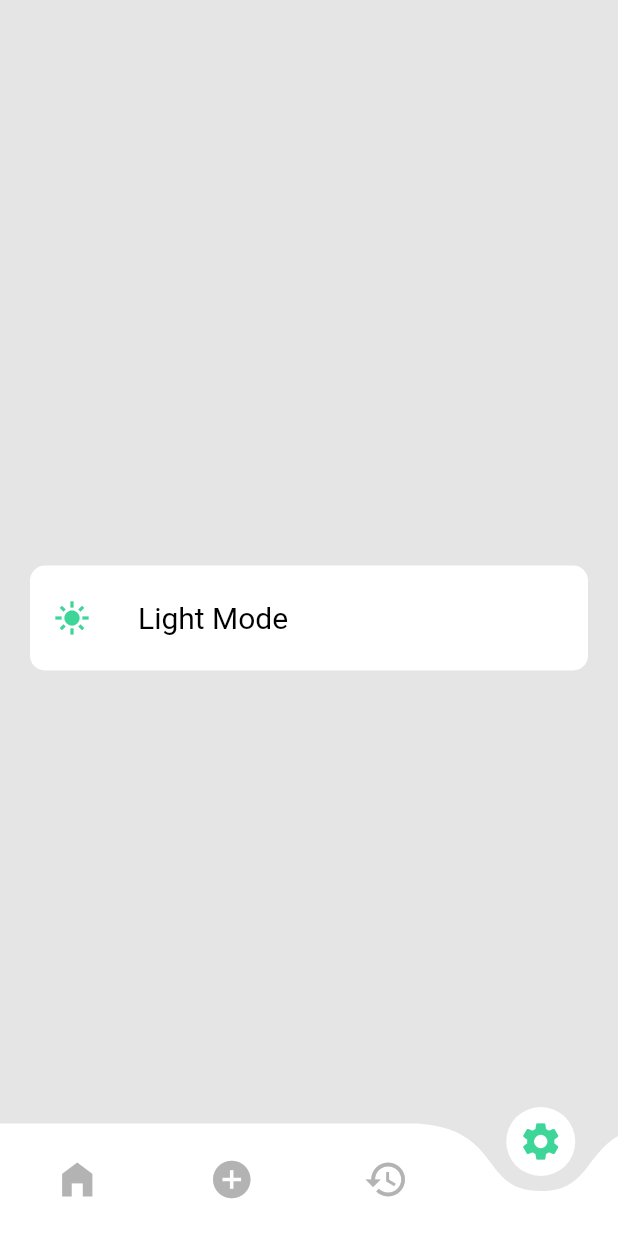
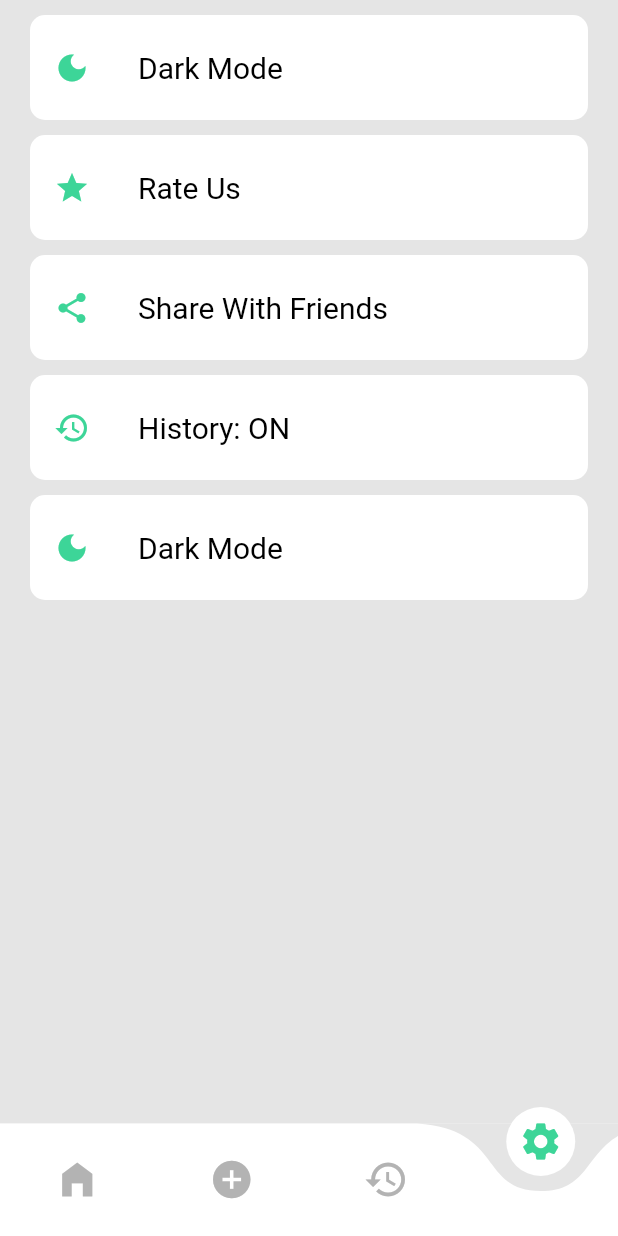
Before and after one commit to KingpinDk/Taskify, a Flutter app: the screen it shows after launch, item 4 of the bottom bar chosen, on a phone screen of 412 x 824 dp. Run offline on Flutter 3.47's test engine with Material 2 defaults, Android fonts, the light colour scheme and no system bars; drawn by our look-alikes of curved_navigation_bar.

Commit message:
building settings

```diff
--- a/lib/class_theme.dart
+++ b/lib/class_theme.dart
@@ -12,8 +12,23 @@ class MyTheme{
   static List<Color> fontColor = [Colors.white,Colors.black];
 
   //settings page options
-  static List<String> themeMode = ["Dark Mode","Light Mode"];
-  static List<Icon> modeIcon = [const Icon(Icons.dark_mode, color: Color(0xFF3DD598),), const Icon(Icons.light_mode_sharp, color: Color(0xFF3DD598),)];
+  //theme
+  static List<String> themeMode = ["Light Mode","Dark Mode"];
+  static List<Icon> modeIcon = [const Icon(Icons.light_mode_sharp, color: Color(0xFF3DD598),), const Icon(Icons.dark_mode, color: Color(0xFF3DD598),)];
+
+  //Rate Us
+  static String rateUsString = "Rate Us";
+  static Icon rateUsIcon = const Icon(Icons.star, color: Color(0xFF3DD598),);
+
+  //Share With Friends
+  static String shareWithFrndsString = "Share With Friends";
+  static Icon shareWithFrndsIcon = const Icon(Icons.share_rounded, color: Color(0xFF3DD598),);
+
+  //History
+  static int histIndx = 0;
+  static List<String> historyString = ["History: ON", "History: OFF"];
+  static List<Icon> historyIcon = [const Icon(Icons.history, color: Color(0xFF3DD598),),const Icon(Icons.history_toggle_off, color: Color(0xFF3DD598),)];
+
 
   //
   static List<Color> navBtm = [const Color(0xFF30444E),Colors.white];
--- a/lib/main.dart
+++ b/lib/main.dart
@@ -37,10 +37,9 @@ class _TaskifyState extends State<Taskify> {
 
     return MaterialApp(
       debugShowCheckedModeBanner: false,
-
       home: Scaffold(
-        extendBody: true,
-        extendBodyBehindAppBar: true,
+        extendBody: false,
+        extendBodyBehindAppBar: false,
         bottomNavigationBar: CurvedNavigationBar(
             color: MyTheme.navBtm[MyTheme.currTheme],
             backgroundColor: MyTheme.statPage[MyTheme.currTheme],
--- a/lib/pages/settings.dart
+++ b/lib/pages/settings.dart
@@ -14,34 +14,23 @@ class _SettingsState extends State<Settings> {
   Widget build(BuildContext context) {
     return Scaffold(
       backgroundColor: MyTheme.statPage[MyTheme.currTheme],
-      body: Center(
-        child:Column(
-          mainAxisAlignment: MainAxisAlignment.center,
+      body: SafeArea(
+        child: ListView(
 
           children: [
-            Container(
-              height: 70,
-              decoration: BoxDecoration(
-                color: MyTheme.navBtm[MyTheme.currTheme],
-                borderRadius: const BorderRadius.all(Radius.circular(10.0)),
-                shape: BoxShape.rectangle
-              ),
-              margin: const EdgeInsets.only(left: 20.0, right: 20.0),
-              child: Center(
-                child: ListTile(
-                  leading: MyTheme.modeIcon[MyTheme.currTheme],
-                  title: Text(MyTheme.themeMode[MyTheme.currTheme]),
-                  onTap: changeTheme,
-                  titleTextStyle: TextStyle(
-                      fontSize: 20.0,
-                    color: MyTheme.fontColor[MyTheme.currTheme]
-                  ),
-
-                ),
-              ),
-            )
+            const SizedBox(height: 10.0,),
+            MyTile(MyTheme.navBtm[MyTheme.currTheme], MyTheme.modeIcon[MyTheme.currTheme], MyTheme.themeMode[MyTheme.currTheme], MyTheme.fontColor[MyTheme.currTheme], changeTheme),
+            const SizedBox(height: 10.0,),
+            MyTile(MyTheme.navBtm[MyTheme.currTheme], MyTheme.rateUsIcon, MyTheme.rateUsString, MyTheme.fontColor[MyTheme.currTheme],(){}),
+            const SizedBox(height: 10.0,),
+            MyTile(MyTheme.navBtm[MyTheme.currTheme], MyTheme.shareWithFrndsIcon, MyTheme.shareWithFrndsString, MyTheme.fontColor[MyTheme.currTheme],(){}),
+            const SizedBox(height: 10.0,),
+            MyTile(MyTheme.navBtm[MyTheme.currTheme], MyTheme.historyIcon[MyTheme.histIndx], MyTheme.historyString[MyTheme.histIndx], MyTheme.fontColor[MyTheme.currTheme],(){}),
+            const SizedBox(height: 10.0,),
+            MyTile(MyTheme.navBtm[MyTheme.currTheme], MyTheme.modeIcon[MyTheme.currTheme], MyTheme.themeMode[MyTheme.currTheme], MyTheme.fontColor[MyTheme.currTheme],(){}),
+            const SizedBox(height: 10.0,),
           ],
-        )
+        ),
       ),
     );
   }
@@ -54,6 +43,30 @@ class _SettingsState extends State<Settings> {
         MyTheme.currTheme = 0;
       }
     });
-    ScaffoldMessenger.of(context).showSnackBar(const SnackBar(content: Text("Move to Next Page"), duration: Duration(milliseconds: 300),));
+    ScaffoldMessenger.of(context).showSnackBar(const SnackBar(content: Text("Move to next page for Complete changes"), duration: Duration(milliseconds: 600),));
+  }
+
+  Widget MyTile(Color tileColor, Icon icon, String str, Color fontColor, function){
+    return Container(
+      height: 70,
+      decoration: BoxDecoration(
+          color: tileColor,
+          borderRadius: const BorderRadius.all(Radius.circular(10.0)),
+          shape: BoxShape.rectangle
+      ),
+      margin: const EdgeInsets.only(left: 20.0, right: 20.0),
+      child: Center(
+        child: ListTile(
+          leading: icon,
+          title: Text(str),
+          onTap: function,
+          titleTextStyle: TextStyle(
+              fontSize: 20.0,
+              color: fontColor
+          ),
+
+        ),
+      ),
+    );
   }
 }
```
